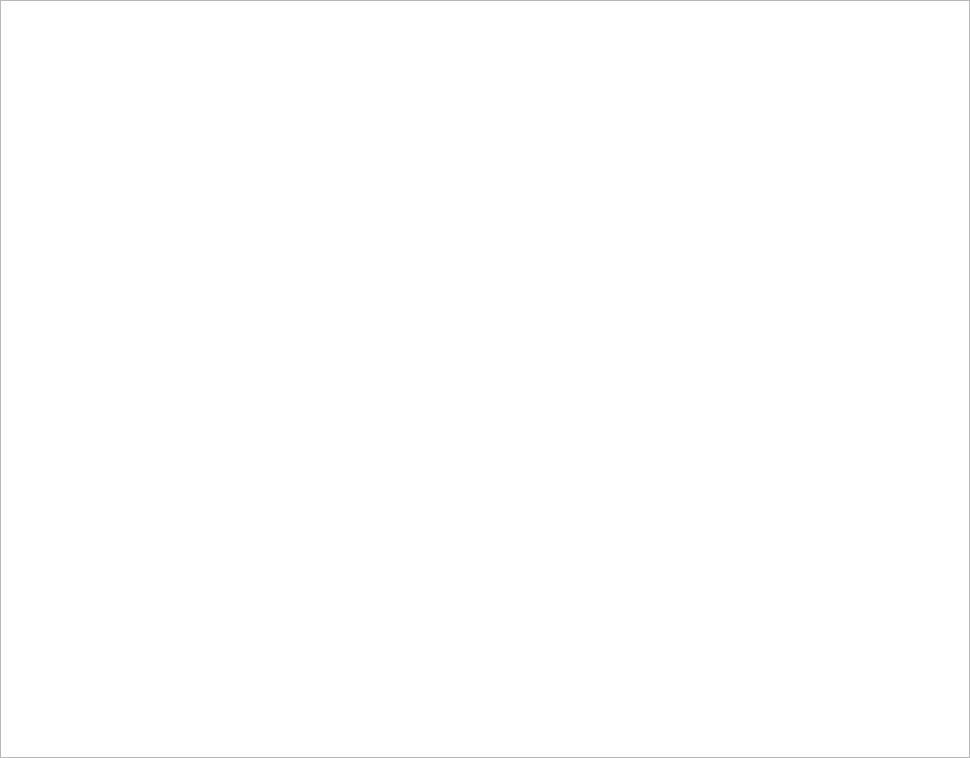
This is ui/mainwindow.ui in 270676504/PokemonBattle as Qt 5 draws it before an edit. The edited form follows.
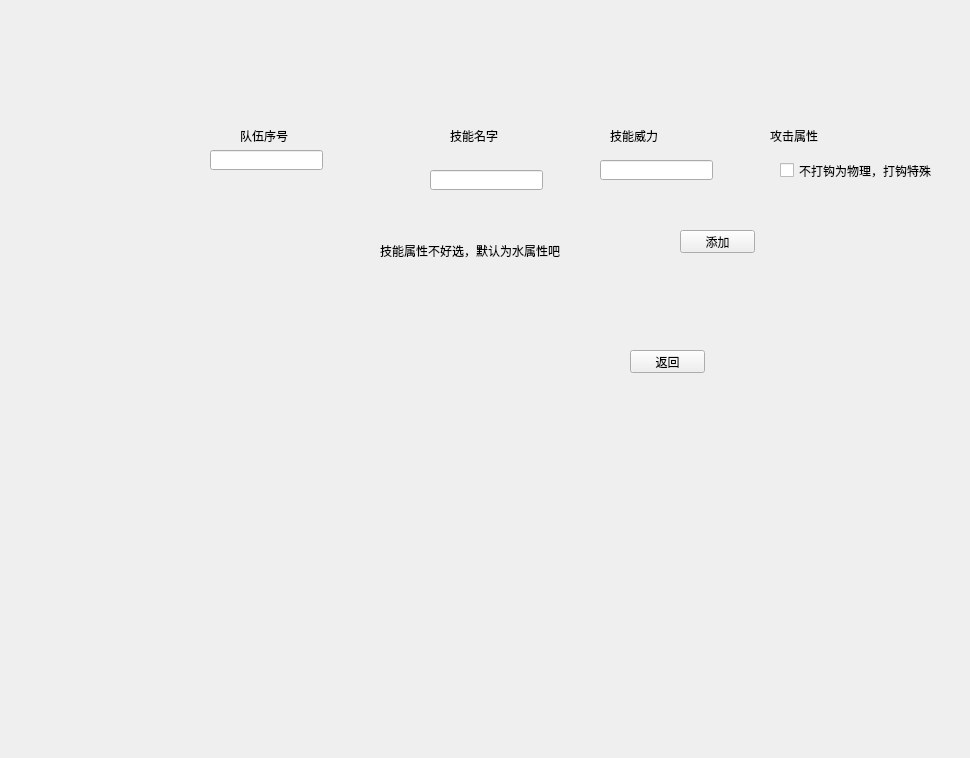
This is the edited form. The open tabs and pages were chosen to show the change. Icons and pictures are not drawn.

Diff of the .ui file:
```diff
--- a/ui/mainwindow.ui
+++ b/ui/mainwindow.ui
@@ -31,7 +31,277 @@
      <number>0</number>
     </property>
     <item>
-     <widget class="QGraphicsView" name="graphicsView"/>
+     <widget class="QStackedWidget" name="stackedWidget">
+      <property name="styleSheet">
+       <string notr="true"/>
+      </property>
+      <widget class="QWidget" name="page_menu">
+       <property name="styleSheet">
+        <string notr="true">#page_menu{border-image: url(:/image/image/bg.jpg);}</string>
+       </property>
+       <widget class="QPushButton" name="btnBattle">
+        <property name="geometry">
+         <rect>
+          <x>50</x>
+          <y>170</y>
+          <width>301</width>
+          <height>111</height>
+         </rect>
+        </property>
+        <property name="text">
+         <string>战场测试</string>
+        </property>
+       </widget>
+       <widget class="QPushButton" name="btnAddPokemon">
+        <property name="geometry">
+         <rect>
+          <x>50</x>
+          <y>20</y>
+          <width>311</width>
+          <height>111</height>
+         </rect>
+        </property>
+        <property name="text">
+         <string>添加精灵测试</string>
+        </property>
+       </widget>
+       <widget class="QPushButton" name="btnViewPokemon">
+        <property name="geometry">
+         <rect>
+          <x>40</x>
+          <y>340</y>
+          <width>311</width>
+          <height>111</height>
+         </rect>
+        </property>
+        <property name="text">
+         <string>查看精灵</string>
+        </property>
+       </widget>
+       <widget class="QPushButton" name="pushButton_4">
+        <property name="geometry">
+         <rect>
+          <x>40</x>
+          <y>510</y>
+          <width>311</width>
+          <height>111</height>
+         </rect>
+        </property>
+        <property name="text">
+         <string>测试增加技能</string>
+        </property>
+       </widget>
+      </widget>
+      <widget class="QWidget" name="page_battle">
+       <layout class="QHBoxLayout" name="horizontalLayout_2">
+        <property name="spacing">
+         <number>0</number>
+        </property>
+        <property name="leftMargin">
+         <number>0</number>
+        </property>
+        <property name="topMargin">
+         <number>0</number>
+        </property>
+        <property name="rightMargin">
+         <number>0</number>
+        </property>
+        <property name="bottomMargin">
+         <number>0</number>
+        </property>
+        <item>
+         <widget class="QGraphicsView" name="graphicsView"/>
+        </item>
+       </layout>
+      </widget>
+      <widget class="QWidget" name="page_test_add">
+       <widget class="QPushButton" name="pushButton">
+        <property name="geometry">
+         <rect>
+          <x>600</x>
+          <y>100</y>
+          <width>75</width>
+          <height>23</height>
+         </rect>
+        </property>
+        <property name="text">
+         <string>添加</string>
+        </property>
+       </widget>
+       <widget class="QLineEdit" name="lineEdit">
+        <property name="geometry">
+         <rect>
+          <x>460</x>
+          <y>100</y>
+          <width>113</width>
+          <height>20</height>
+         </rect>
+        </property>
+       </widget>
+       <widget class="QLabel" name="label">
+        <property name="geometry">
+         <rect>
+          <x>460</x>
+          <y>70</y>
+          <width>301</width>
+          <height>16</height>
+         </rect>
+        </property>
+        <property name="text">
+         <string>输入id就行了(1~62)</string>
+        </property>
+       </widget>
+       <widget class="QPushButton" name="btnBack">
+        <property name="geometry">
+         <rect>
+          <x>620</x>
+          <y>220</y>
+          <width>75</width>
+          <height>23</height>
+         </rect>
+        </property>
+        <property name="text">
+         <string>返回</string>
+        </property>
+       </widget>
+      </widget>
+      <widget class="QWidget" name="page_add_skil">
+       <widget class="QPushButton" name="btnAddSkill">
+        <property name="geometry">
+         <rect>
+          <x>680</x>
+          <y>230</y>
+          <width>75</width>
+          <height>23</height>
+         </rect>
+        </property>
+        <property name="text">
+         <string>添加</string>
+        </property>
+       </widget>
+       <widget class="QLineEdit" name="lineEdit_Id">
+        <property name="geometry">
+         <rect>
+          <x>210</x>
+          <y>150</y>
+          <width>113</width>
+          <height>20</height>
+         </rect>
+        </property>
+       </widget>
+       <widget class="QLineEdit" name="lineEdit_SkillName">
+        <property name="geometry">
+         <rect>
+          <x>600</x>
+          <y>160</y>
+          <width>113</width>
+          <height>20</height>
+         </rect>
+        </property>
+       </widget>
+       <widget class="QLabel" name="label_2">
+        <property name="geometry">
+         <rect>
+          <x>240</x>
+          <y>130</y>
+          <width>54</width>
+          <height>12</height>
+         </rect>
+        </property>
+        <property name="text">
+         <string>队伍序号</string>
+        </property>
+       </widget>
+       <widget class="QLabel" name="label_3">
+        <property name="geometry">
+         <rect>
+          <x>610</x>
+          <y>130</y>
+          <width>54</width>
+          <height>12</height>
+         </rect>
+        </property>
+        <property name="text">
+         <string>技能威力</string>
+        </property>
+       </widget>
+       <widget class="QLabel" name="label_4">
+        <property name="geometry">
+         <rect>
+          <x>450</x>
+          <y>130</y>
+          <width>54</width>
+          <height>12</height>
+         </rect>
+        </property>
+        <property name="text">
+         <string>技能名字</string>
+        </property>
+       </widget>
+       <widget class="QLineEdit" name="lineEdit_SkillPower">
+        <property name="geometry">
+         <rect>
+          <x>430</x>
+          <y>170</y>
+          <width>113</width>
+          <height>20</height>
+         </rect>
+        </property>
+       </widget>
+       <widget class="QLabel" name="label_5">
+        <property name="geometry">
+         <rect>
+          <x>770</x>
+          <y>130</y>
+          <width>54</width>
+          <height>12</height>
+         </rect>
+        </property>
+        <property name="text">
+         <string>攻击属性</string>
+        </property>
+       </widget>
+       <widget class="QCheckBox" name="checkBox">
+        <property name="geometry">
+         <rect>
+          <x>780</x>
+          <y>160</y>
+          <width>161</width>
+          <height>21</height>
+         </rect>
+        </property>
+        <property name="text">
+         <string>不打钩为物理，打钩特殊</string>
+        </property>
+       </widget>
+       <widget class="QPushButton" name="btnBack2">
+        <property name="geometry">
+         <rect>
+          <x>630</x>
+          <y>350</y>
+          <width>75</width>
+          <height>23</height>
+         </rect>
+        </property>
+        <property name="text">
+         <string>返回</string>
+        </property>
+       </widget>
+       <widget class="QLabel" name="label_6">
+        <property name="geometry">
+         <rect>
+          <x>380</x>
+          <y>220</y>
+          <width>231</width>
+          <height>61</height>
+         </rect>
+        </property>
+        <property name="text">
+         <string>技能属性不好选，默认为水属性吧</string>
+        </property>
+       </widget>
+      </widget>
+     </widget>
     </item>
    </layout>
   </widget>
```
